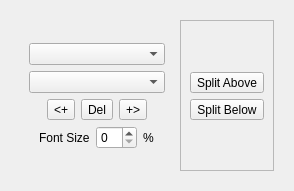
Old version of the form mqt/MqtBase/ScreenConfigElement.ui in the repository Rsclub22/Minos2-Mirror.
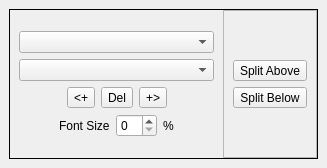
New version of the form.

Diff of the .ui file:
```diff
--- a/mqt/MqtBase/ScreenConfigElement.ui
+++ b/mqt/MqtBase/ScreenConfigElement.ui
@@ -1,28 +1,62 @@
 <?xml version="1.0" encoding="UTF-8"?>
 <ui version="4.0">
  <class>ScreenConfigElement</class>
- <widget class="QFrame" name="ScreenConfigElement">
+    <widget class="QScrollArea" name="ScreenConfigElement">
+     <property name="toolTip">
+      <string>SA</string>
+     </property>
+     <property name="frameShape">
+      <enum>QFrame::Shape::NoFrame</enum>
+     </property>
+     <property name="frameShadow">
+      <enum>QFrame::Shadow::Plain</enum>
+     </property>
+     <property name="lineWidth">
+      <number>0</number>
+     </property>
+     <property name="widgetResizable">
+      <bool>true</bool>
+     </property>
+     <widget class="QWidget" name="scrollAreaWidgetContents">
   <property name="geometry">
    <rect>
     <x>0</x>
     <y>0</y>
-    <width>294</width>
-    <height>191</height>
-   </rect>
-  </property>
-  <property name="windowTitle">
-   <string/>
-  </property>
-  <property name="frameShape">
-   <enum>QFrame::NoFrame</enum>
-  </property>
-  <property name="lineWidth">
-   <number>0</number>
-  </property>
-  <layout class="QHBoxLayout" name="horizontalLayout_3">
+        <width>282</width>
+        <height>495</height>
+       </rect>
+      </property>
+      <property name="toolTip">
+       <string>SAWC</string>
+      </property>
+      <layout class="QVBoxLayout" name="verticalLayout_3">
    <item>
     <widget class="QFrame" name="cframe">
+         <property name="toolTip">
+          <string>cframe</string>
+         </property>
+         <property name="frameShape">
+          <enum>QFrame::Shape::Box</enum>
+         </property>
+         <property name="lineWidth">
+          <number>1</number>
+         </property>
      <layout class="QHBoxLayout" name="horizontalLayout_2">
+          <property name="spacing">
+           <number>0</number>
+          </property>
+          <property name="leftMargin">
+           <number>0</number>
+          </property>
+          <property name="topMargin">
+           <number>0</number>
+          </property>
+          <property name="rightMargin">
+           <number>0</number>
+          </property>
+          <property name="bottomMargin">
+           <number>0</number>
+          </property>
       <item>
        <widget class="QFrame" name="typeFrame">
         <layout class="QVBoxLayout" name="verticalLayout">
@@ -224,6 +258,7 @@
     </widget>
    </item>
   </layout>
+     </widget>
  </widget>
  <resources/>
  <connections/>
```
Left out of the diff: 20 changed lines with no effect on the pictures. Lines whose indentation alone changed are shown as unchanged.
